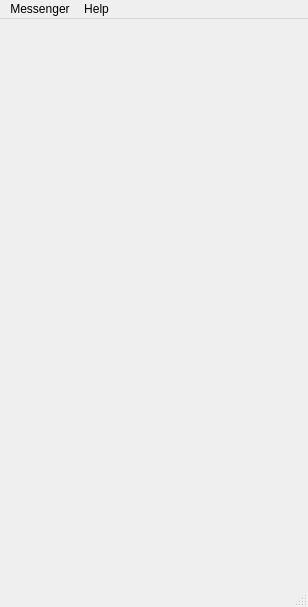
Above: ui/main.ui from ov1d1u/cyuf before the change. Below: the same form after it.
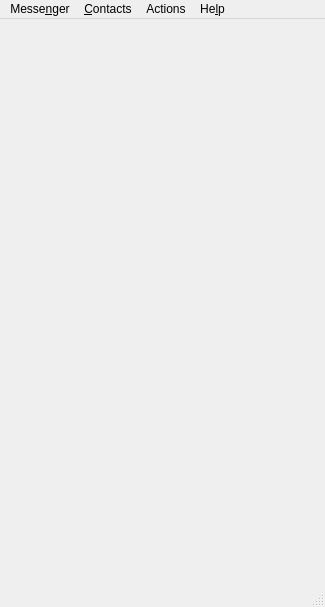
That is the form after the change. Icons and pictures are not drawn.

What changed in the file:
```diff
--- a/ui/main.ui
+++ b/ui/main.ui
@@ -6,7 +6,7 @@
    <rect>
     <x>0</x>
     <y>0</y>
-    <width>308</width>
+    <width>325</width>
     <height>607</height>
    </rect>
   </property>
@@ -34,13 +34,13 @@
     <rect>
      <x>0</x>
      <y>0</y>
-     <width>308</width>
-     <height>19</height>
+     <width>325</width>
+     <height>18</height>
     </rect>
    </property>
    <widget class="QMenu" name="menuApplication">
     <property name="title">
-     <string>Messenger</string>
+     <string>Messe&amp;nger</string>
     </property>
     <addaction name="actionSettings"/>
     <addaction name="separator"/>
@@ -48,11 +48,23 @@
    </widget>
    <widget class="QMenu" name="menuHelp">
     <property name="title">
-     <string>Help</string>
+     <string>He&amp;lp</string>
     </property>
     <addaction name="actionAbout"/>
    </widget>
+   <widget class="QMenu" name="menuContacts">
+    <property name="title">
+     <string>&amp;Contacts</string>
+    </property>
+   </widget>
+   <widget class="QMenu" name="menuActions">
+    <property name="title">
+     <string>Actions</string>
+    </property>
+   </widget>
    <addaction name="menuApplication"/>
+   <addaction name="menuContacts"/>
+   <addaction name="menuActions"/>
    <addaction name="menuHelp"/>
   </widget>
   <widget class="QStatusBar" name="statusbar"/>
```
Left out of the diff: 34 changed lines with no effect on the pictures.
